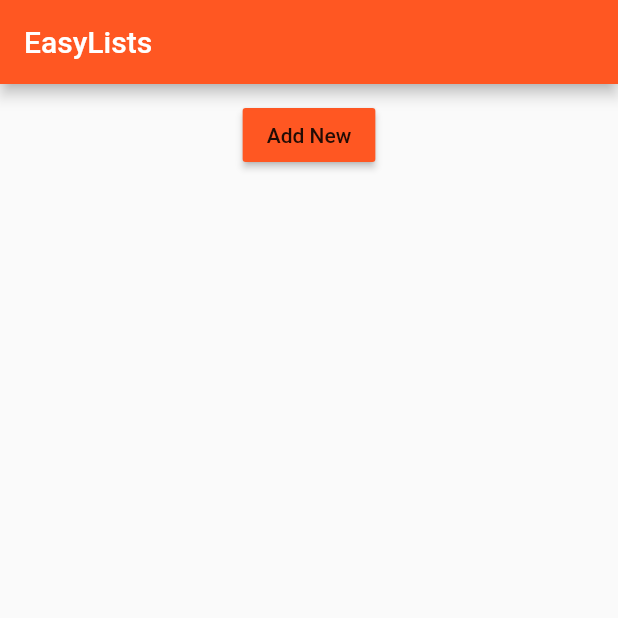
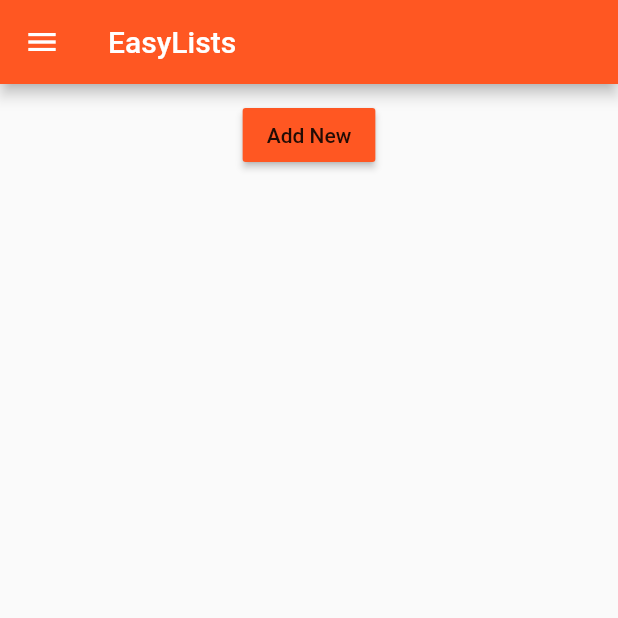
Before and after one commit to thotranphuoc/flutter1, a Flutter app: the screen it shows after launch, after a tap on "LOGIN", on a phone screen of 412 x 824 dp, the top half of it. Run offline on Flutter 3.47's test engine with Material 2 defaults, Android fonts, the phone set to English and light mode, and no system bars.

```diff
--- a/lib/main.dart
+++ b/lib/main.dart
@@ -5,9 +5,9 @@ import './pages/auth.dart';
 // void main() => runApp(MyApp());
 void main() {
   runApp(MyApp());
-  debugPaintSizeEnabled = true;
-  debugPaintBaselinesEnabled = true;
-  debugPaintPointersEnabled = true;
+  // debugPaintSizeEnabled = true;
+  // debugPaintBaselinesEnabled = true;
+  // debugPaintPointersEnabled = true;
 }
 
 class MyApp extends StatelessWidget {
--- a/lib/pages/products.dart
+++ b/lib/pages/products.dart
@@ -1,11 +1,32 @@
 import 'package:flutter/material.dart';
 import '../product_manager.dart';
+import './product_manager.dart';
 
 class ProductsPage extends StatelessWidget {
   @override
   Widget build(BuildContext context) {
     // TODO: implement build
     return Scaffold(
+      drawer: Drawer(
+        child: Column(
+          children: <Widget>[
+            AppBar(
+              automaticallyImplyLeading: false,
+              title: Text('Choose'),
+            ),
+            ListTile(
+              title: Text('Manage Products'),
+              onTap: () {
+                Navigator.pushReplacement(
+                    context,
+                    MaterialPageRoute(
+                        builder: (BuildContext context) =>
+                            ProductManagerPage()));
+              },
+            )
+          ],
+        ),
+      ),
       appBar: AppBar(
         title: Text('EasyLists'),
       ),
```
Also changed, not shown: lib/pages/product_manager.dart (added, +22 -0 lines).
